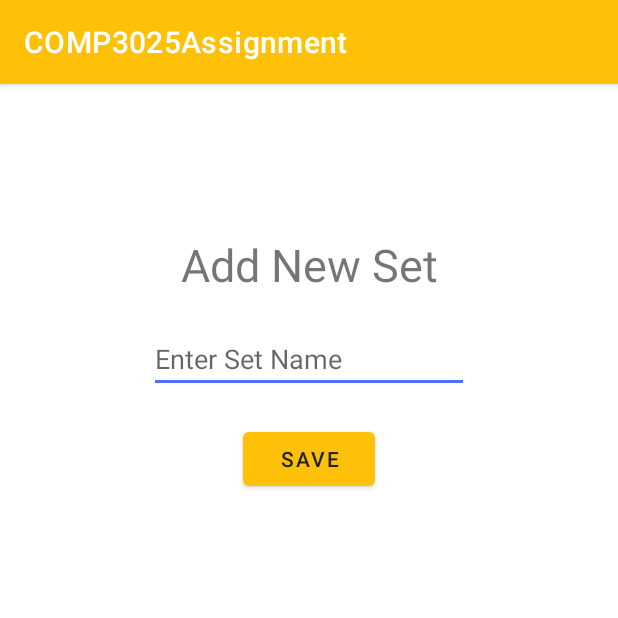
After one commit to alexblom89/COMP3025-Randomizer, an Android app: the AddSetActivity screen opened directly, with no data from a screen before it, on a phone screen of 412 x 824 dp, the top half of it. The commit adds this screen. Run offline under Robolectric (Android 15) with nearby library versions, the light colour scheme and no system bars; our stand-ins replace Firebase (no records; nobody signed in at launch, a user with empty details on screens opened directly).

Commit message:
Add AddSetActivity, swap code from SelectSetActivity.kt to AddSetActivity.kt (put it in wrong activity).

```diff
--- a/app/src/main/AndroidManifest.xml
+++ b/app/src/main/AndroidManifest.xml
@@ -9,13 +9,15 @@
         android:roundIcon="@mipmap/ic_launcher_round"
         android:supportsRtl="true"
         android:theme="@style/Theme.COMP3025Assignment">
-        <activity android:name=".MainActivity">
+        <activity android:name=".AddSetActivity"></activity>
+        <activity android:name=".SelectSetActivity">
             <intent-filter>
                 <action android:name="android.intent.action.MAIN" />
 
                 <category android:name="android.intent.category.LAUNCHER" />
             </intent-filter>
         </activity>
+        <activity android:name=".MainActivity" />
     </application>
 
 </manifest>
--- /dev/null
+++ b/app/src/main/java/com/example/comp3025assignment/AddSetActivity.kt
@@ -0,0 +1,47 @@
+package com.example.comp3025assignment
+
+import androidx.appcompat.app.AppCompatActivity
+import android.os.Bundle
+import android.widget.Toast
+import com.example.comp3025assignment.databinding.ActivityAddSetBinding
+import com.example.comp3025assignment.databinding.ActivitySelectSetBinding
+import com.example.comp3025assignment.models.Set
+import com.google.firebase.firestore.FirebaseFirestore
+
+
+class AddSetActivity : AppCompatActivity() {
+
+    private lateinit var binding : ActivityAddSetBinding
+
+    override fun onCreate(savedInstanceState: Bundle?) {
+        super.onCreate(savedInstanceState)
+        binding = ActivityAddSetBinding.inflate(layoutInflater)
+        setContentView(binding.root)
+
+        binding.saveNewSetButton.setOnClickListener {
+            if (binding.newSetNameEditText.text.toString().isNotEmpty())
+            {
+                val set = Set()
+                set.name = binding.newSetNameEditText.text.toString()
+
+                val db = FirebaseFirestore.getInstance().collection("sets")
+                set.id = db.document().id
+
+                db.document(set.id!!).set(set)
+                        .addOnSuccessListener {
+                            Toast.makeText(this, "Set Added!", Toast.LENGTH_LONG).show()
+                            binding.newSetNameEditText.setText("")
+                        }
+                        .addOnFailureListener {
+                            Toast.makeText(this, it.localizedMessage, Toast.LENGTH_LONG).show()
+
+                            //TODO: Create intent to navigate user to list view (or fresh add view?)
+                            this.recreate()
+                        }
+            } else {
+                Toast.makeText(this, "Set needs a name!", Toast.LENGTH_LONG).show()
+                //this.recreate()
+            }
+        }
+    }
+}
--- /dev/null
+++ b/app/src/main/java/com/example/comp3025assignment/models/Set.kt
@@ -0,0 +1,3 @@
+package com.example.comp3025assignment.models
+
+class Set (var id: String?=null, var name: String?=null)
--- /dev/null
+++ b/app/src/main/res/layout/activity_add_set.xml
@@ -0,0 +1,47 @@
+<?xml version="1.0" encoding="utf-8"?>
+<androidx.constraintlayout.widget.ConstraintLayout xmlns:android="http://schemas.android.com/apk/res/android"
+    xmlns:app="http://schemas.android.com/apk/res-auto"
+    xmlns:tools="http://schemas.android.com/tools"
+    android:layout_width="match_parent"
+    android:layout_height="match_parent"
+    tools:context=".AddSetActivity"
+    android:layout_margin="@dimen/border_margin">
+
+    <TextView
+        android:id="@+id/addNewSetTextView"
+        android:layout_width="wrap_content"
+        android:layout_height="wrap_content"
+        android:layout_gravity="center"
+        android:text="@string/add_new_set"
+        app:layout_constraintEnd_toEndOf="parent"
+        app:layout_constraintStart_toStartOf="parent"
+        app:layout_constraintTop_toTopOf="parent"
+        android:layout_marginTop="@dimen/big_top_margin"
+        android:layout_marginBottom="@dimen/element_margin"
+        android:textSize="@dimen/header_font_size"/>
+
+    <EditText
+        android:id="@+id/newSetNameEditText"
+        android:layout_width="wrap_content"
+        android:layout_height="wrap_content"
+        android:layout_gravity="center"
+        android:ems="10"
+        android:inputType="textPersonName"
+        android:hint="@string/enter_set_name"
+        app:layout_constraintEnd_toEndOf="parent"
+        app:layout_constraintStart_toStartOf="parent"
+        app:layout_constraintTop_toBottomOf="@+id/addNewSetTextView"
+        android:layout_margin="@dimen/element_margin"/>
+
+    <Button
+        android:id="@+id/saveNewSetButton"
+        android:layout_width="wrap_content"
+        android:layout_height="wrap_content"
+        android:layout_gravity="center"
+        android:text="@string/save"
+        app:layout_constraintEnd_toEndOf="parent"
+        app:layout_constraintStart_toStartOf="parent"
+        app:layout_constraintTop_toBottomOf="@+id/newSetNameEditText"
+        android:layout_margin="@dimen/element_margin"/>
+
+</androidx.constraintlayout.widget.ConstraintLayout>
--- a/app/src/main/res/values/dimens.xml
+++ b/app/src/main/res/values/dimens.xml
@@ -1,4 +1,8 @@
 <?xml version="1.0" encoding="utf-8"?>
 <resources>
     <dimen name="loginActivityMargin">20dp</dimen>
+    <dimen name="border_margin">10dp</dimen>
+    <dimen name="big_top_margin">100dp</dimen>
+    <dimen name="element_margin">20dp</dimen>
+    <dimen name="header_font_size">30sp</dimen>
 </resources>
--- a/app/src/main/res/values/strings.xml
+++ b/app/src/main/res/values/strings.xml
@@ -5,4 +5,7 @@
     <string name="login">Login</string>
     <string name="register">Register</string>
     <string name="the_randomizer">THE RANDOMIZER</string>
+    <string name="add_new_set">Add New Set</string>
+    <string name="save">Save</string>
+    <string name="enter_set_name">Enter Set Name</string>
 </resources>
```
Also changed, not shown: app/src/main/java/com/example/comp3025assignment/SelectSetActivity.kt (added, +21 -0 lines), app/src/main/res/layout/activity_select_set.xml (added, +12 -0 lines).
